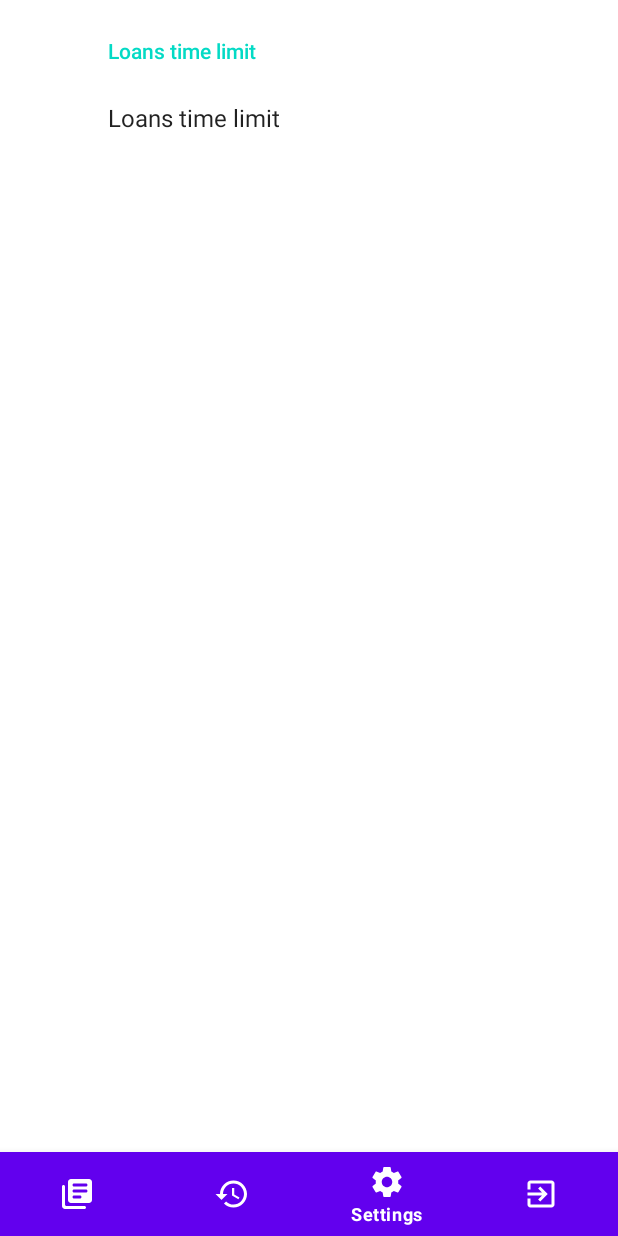
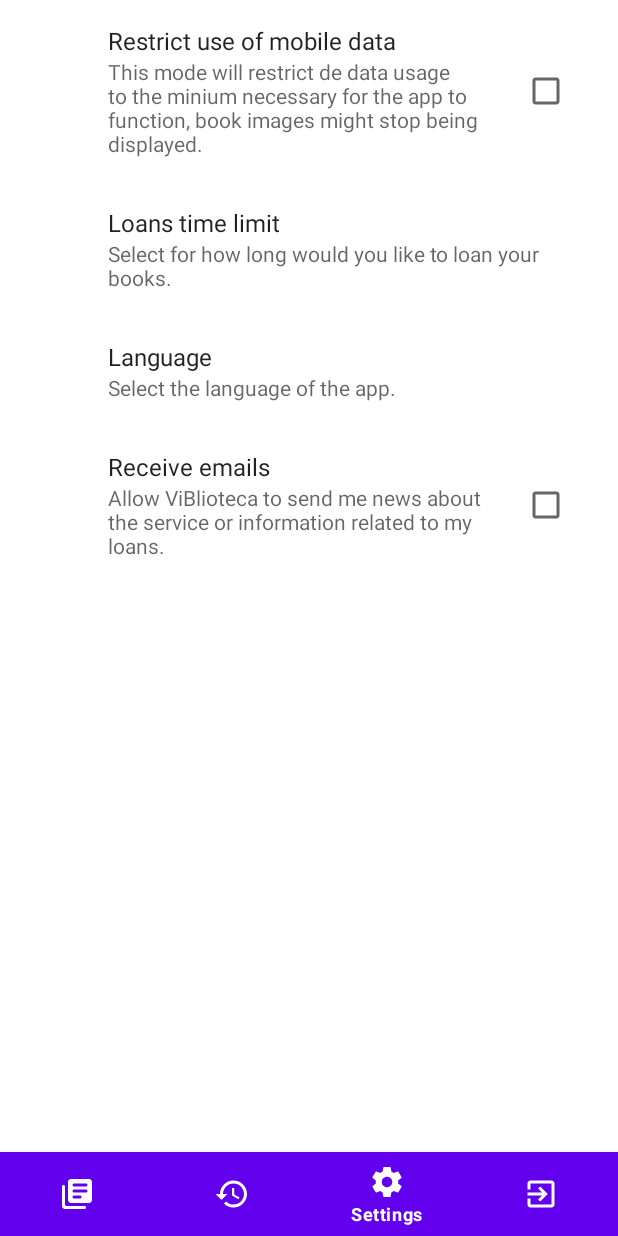
Before and after one commit to danielca32/ViBlioteca, an Android app: the screen it shows after launch once a user with an empty profile is signed in (MainActivity), item 3 of the bottom bar chosen, on a phone screen of 412 x 824 dp. Run offline under Robolectric (Android 15) with nearby library versions, the phone set to English and light mode, and no system bars; our stand-ins replace Firebase (no records; nobody signed in at launch, a user with empty details on screens opened directly), androidx.preference; 1 statement that could not run was skipped.

```diff
--- a/app/src/main/java/com/danielcastro/viblioteca/MainActivity.java
+++ b/app/src/main/java/com/danielcastro/viblioteca/MainActivity.java
@@ -41,13 +41,12 @@ public class MainActivity extends AppCompatActivity {
             String uid = mAuth.getCurrentUser().getUid();
 
             DatabaseReference db = FirebaseDatabase.getInstance().getReference();
-            Integer counter = 0;
             db.child("users/" + uid).addValueEventListener(new ValueEventListener() {
                 @Override
                 public void onDataChange(@NonNull DataSnapshot snapshot) {
                     DBHelper.setUser(snapshot.getValue(User.class));
                     fragment = new BooksFragment();
-                    getSupportFragmentManager().beginTransaction().replace(R.id.fragment_container, fragment).commit();
+                    getSupportFragmentManager().beginTransaction().replace(R.id.fragment_container, fragment).commitAllowingStateLoss();
                 }
 
                 @Override
--- a/app/src/main/res/values/strings.xml
+++ b/app/src/main/res/values/strings.xml
@@ -1,42 +1,52 @@
 <resources>
-    <string name="app_name">ViBlioteca</string>
-    <!-- TODO: Remove or change this placeholder text -->
+    <string name="app_name" translatable="false">ViBlioteca</string>
+
     <string name="loan_time">Loans time limit</string>
-
-
     <string-array name="loan_time_array">
         <item>7 Days</item>
         <item>14 Days</item>
         <item>21 Days</item>
         <item>28 Days</item>
     </string-array>
-    <!-- TODO: Remove or change this placeholder text -->
-    <string name="hello_blank_fragment">Hello blank fragment</string>
+
+    <string-array name="set_language_array">
+        <item>English</item>
+        <item>Español</item>
+        <item>Catala</item>
+    </string-array>
+
     <string name="action_search">Search</string>
     <string name="imageViewContentDescription">Image of a book</string>
     <string name="title">Title</string>
     <string name="author">Author</string>
     <string name="synopsis">Synopsis</string>
     <string name="description">Description</string>
-    <string name="ISBNLabel">ISBN:</string>
-    <string name="ISBN">ISBN</string>
+    <string name="ISBNLabel" translatable="false">ISBN:</string>
+    <string name="ISBN" translatable="false">ISBN</string>
     <string name="publisherLabel">Publisher:</string>
     <string name="publisher">Publisher</string>
-    <string name="publicationDateLabel">Publication date:</string>
     <string name="publishingDateLabel">Publishing date:</string>
     <string name="publishingDate">Publishing date</string>
-    <string name="genreLabel">"Genre: "</string>
+    <string name="genreLabel">"Genre:"</string>
     <string name="genre">Genre</string>
     <string name="editionLabel">Edition:</string>
     <string name="edition">Edition</string>
     <string name="loan">Loan</string>
     <string name="edit">Edit</string>
-    <string name="reduceStock">Reduce Stock by 1</string>
-    <string name="seeDetails">See Details</string>
-    <string name="extendLoan">Extend Loan 7 Days</string>
+    <string name="reduceStock">Reduce stock by 1</string>
+    <string name="seeDetails">See details</string>
+    <string name="extendLoan">Extend loan 7 days</string>
     <string name="markAsReturned">Mark as returned</string>
     <string name="menuBook">Books</string>
     <string name="menuLoan">Loans</string>
     <string name="menuSettings">Settings</string>
     <string name="signOut">Sign Out</string>
+    <string name="preferences">Preferences</string>
+    <string name="set_language" >Language</string>
+    <string name="loanSummary" >Select for how long would you like to loan your books.</string>
+    <string name="languageSummary" >Select the language of the app.</string>
+    <string name="lowDataMode">Restrict use of mobile data</string>
+    <string name="lowDataModeSummary" >This mode will restrict de data usage to the minium necessary for the app to function, book images might stop being displayed.</string>
+    <string name="sendEmailModeSummary">Allow ViBlioteca to send me news about the service or information related to my loans.</string>
+    <string name="sendEmailMode">Receive emails</string>
 </resources>
--- a/app/src/main/res/xml/root_preferences.xml
+++ b/app/src/main/res/xml/root_preferences.xml
@@ -1,15 +1,32 @@
-<PreferenceScreen xmlns:app="http://schemas.android.com/apk/res-auto">
+<PreferenceScreen xmlns:android="http://schemas.android.com/apk/res/android"
+    xmlns:app="http://schemas.android.com/apk/res-auto">
 
-    <PreferenceCategory app:title="@string/loan_time">
+    <CheckBoxPreference
+        android:title="@string/lowDataMode"
+        android:defaultValue="false"
+        android:summary="@string/lowDataModeSummary"
+        android:key="lowDataModeKey" />
 
+    <ListPreference
+        app:defaultValue="loan_time_array"
+        app:entries="@array/loan_time_array"
+        app:entryValues="@array/loan_time_array"
+        app:key="loanTimeKey"
+        app:title="@string/loan_time"
+        android:summary="@string/loanSummary"/>
 
-        <ListPreference
-            app:defaultValue="loan_time_array"
-            app:entries="@array/loan_time_array"
-            app:entryValues="@array/loan_time_array"
-            app:key="reply"
-            app:title="@string/loan_time" />
+    <ListPreference
+        app:defaultValue="set_language_array"
+        app:entries="@array/set_language_array"
+        app:entryValues="@array/set_language_array"
+        app:key="languageKey"
+        app:title="@string/set_language"
+        android:summary="@string/languageSummary"/>
 
-    </PreferenceCategory>
+    <CheckBoxPreference
+        android:title="@string/sendEmailMode"
+        android:defaultValue="false"
+        android:summary="@string/sendEmailModeSummary"
+        android:key="sendEmailModeKey" />
 
 </PreferenceScreen>
```
Also changed, not shown: app/src/main/res/values/arrays.xml (deleted, +0 -12 lines), 2 other files.
